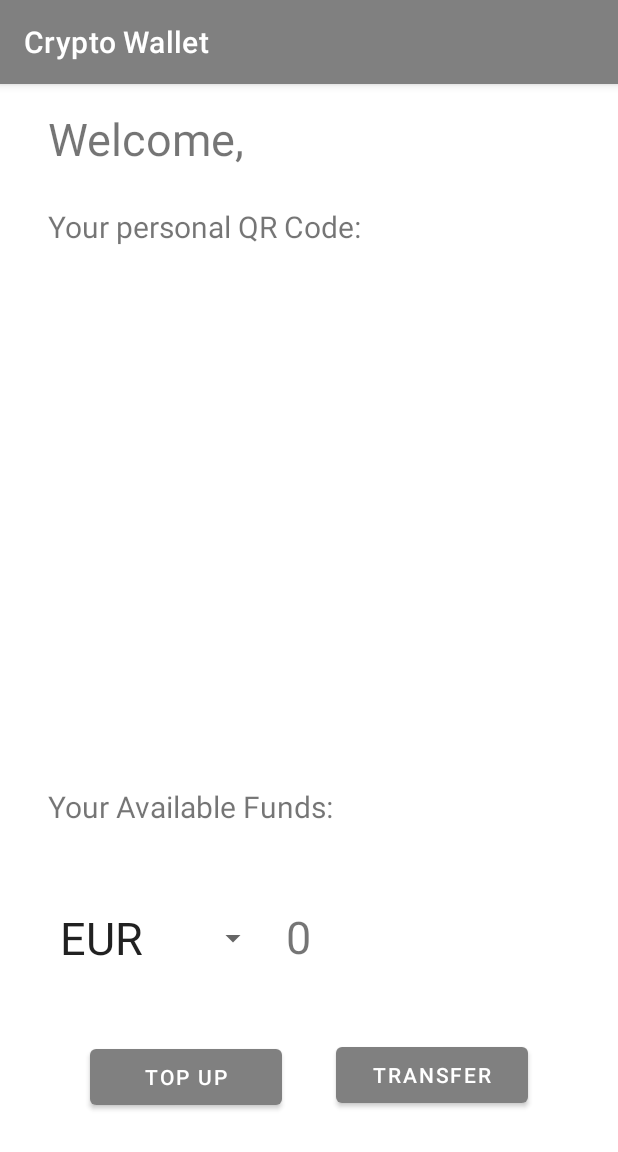
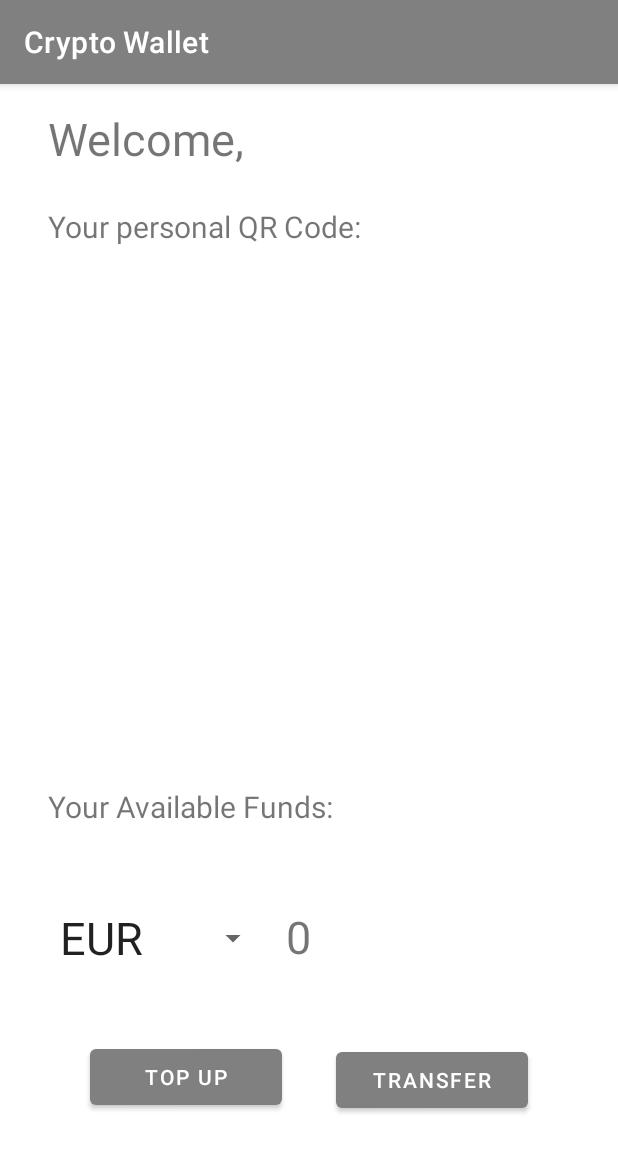
Before and after one commit to franciscoxaviersp/CM-CryptoApp, an Android app: the wallet screen opened directly, with no data from a screen before it, on a phone screen of 412 x 824 dp. Shown: the top 1152 px of the screen. Run offline under Robolectric (Android 15) with nearby library versions, the phone set to English and light mode, and no system bars; our stand-ins replace Firebase (no records; nobody signed in at launch, a user with empty details on screens opened directly); libraries missing offline, so code that uses them is left out: androidmads.library.qrgenearator; 2 statements that could not run were skipped.

Commit message:
some changes to layout

```diff
--- a/CryptoApp/app/src/main/java/cm/homework/cryptoapp/activities/wallet.java
+++ b/CryptoApp/app/src/main/java/cm/homework/cryptoapp/activities/wallet.java
@@ -152,7 +152,6 @@ public class wallet extends AppCompatActivity {
                 }else{
                     currencies = new HashMap<String, Object>();
                     currencies.put("EUR", 0);
-                    currencies.put("token", token);
                     db.collection("users").document(user.getUid()).set(currencies);
                     adapter.add("EUR");
                     adapter.notifyDataSetChanged();
--- a/CryptoApp/app/src/main/res/layout/activity_main2.xml
+++ b/CryptoApp/app/src/main/res/layout/activity_main2.xml
@@ -14,7 +14,9 @@
         android:layout_marginBottom="176dp"
         android:text="Wallet"
         app:layout_constraintBottom_toBottomOf="parent"
-        app:layout_constraintEnd_toEndOf="parent" />
+        app:layout_constraintEnd_toEndOf="parent"
+        app:layout_constraintHorizontal_bias="0.92"
+        app:layout_constraintStart_toEndOf="@+id/button2" />
 
     <Button
         android:id="@+id/button2"
--- a/CryptoApp/app/src/main/res/layout/activity_wallet.xml
+++ b/CryptoApp/app/src/main/res/layout/activity_wallet.xml
@@ -74,8 +74,10 @@
         android:layout_marginStart="60dp"
         android:layout_marginTop="36dp"
         android:text="Top UP"
+        app:layout_constraintBottom_toBottomOf="parent"
         app:layout_constraintStart_toStartOf="parent"
-        app:layout_constraintTop_toBottomOf="@+id/spinner" />
+        app:layout_constraintTop_toBottomOf="@+id/spinner"
+        app:layout_constraintVertical_bias="0.0" />
 
     <Button
         android:id="@+id/transferbtn1"
@@ -85,6 +87,8 @@
         android:layout_marginEnd="60dp"
         android:enabled="true"
         android:text="Transfer"
+        app:layout_constraintBottom_toBottomOf="parent"
         app:layout_constraintEnd_toEndOf="parent"
-        app:layout_constraintTop_toBottomOf="@+id/money" />
+        app:layout_constraintTop_toBottomOf="@+id/money"
+        app:layout_constraintVertical_bias="0.042" />
 </androidx.constraintlayout.widget.ConstraintLayout>
```
